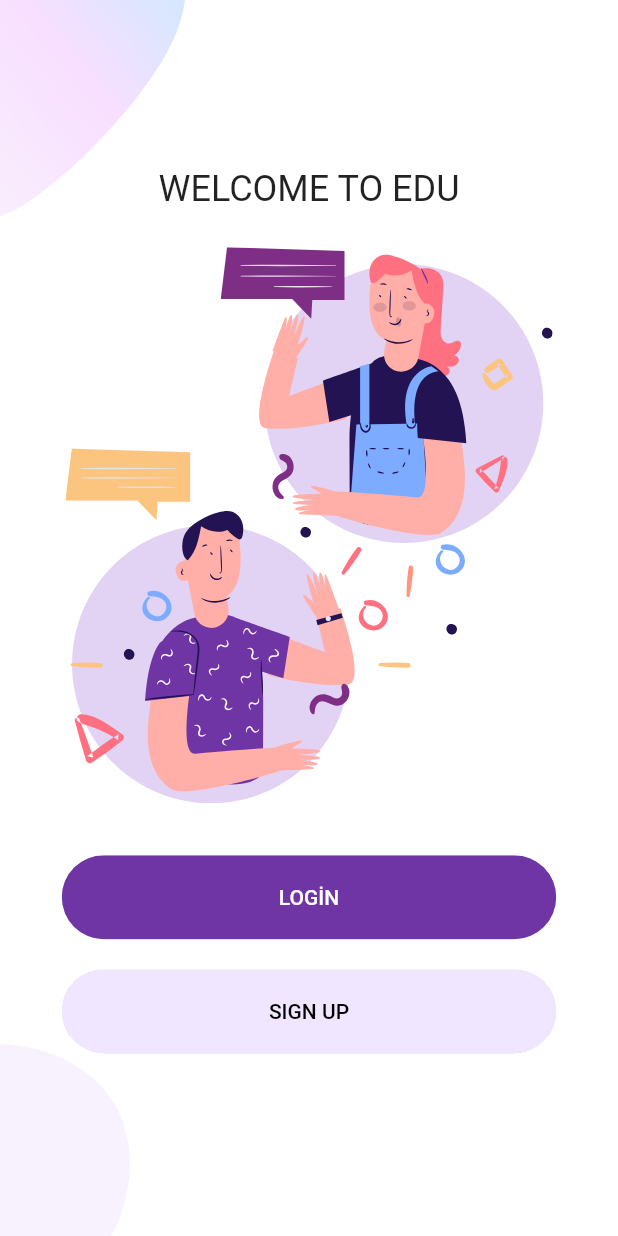
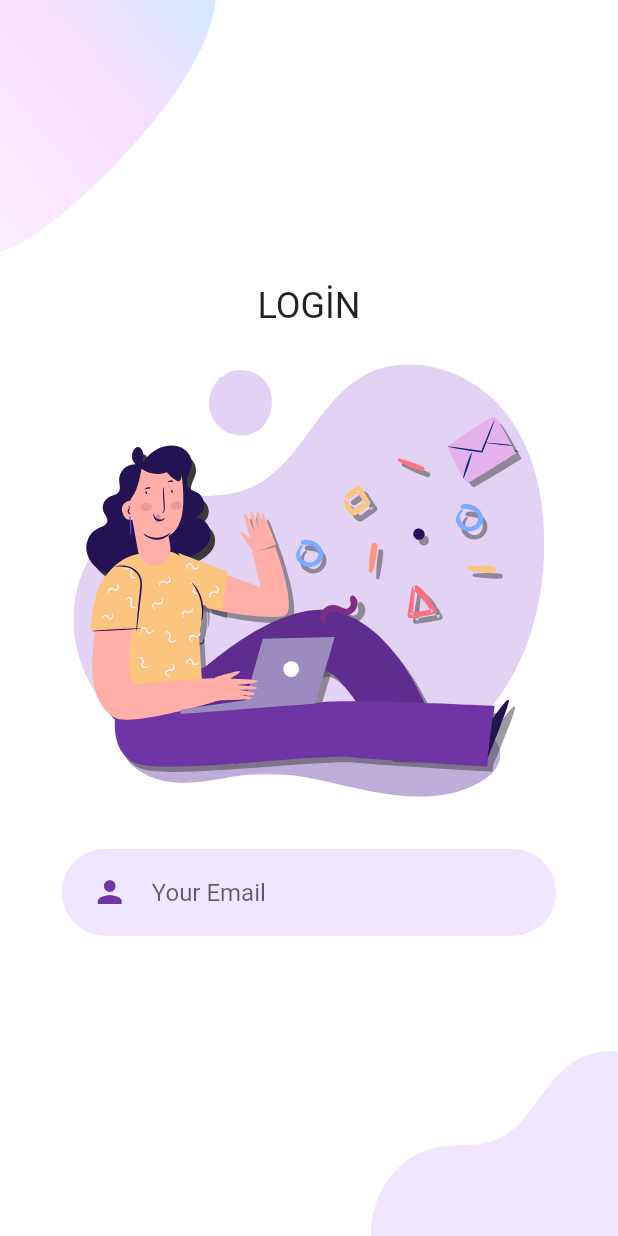
Before and after one commit to fadilbasaran/login_page_flutter, a Flutter app: the screen it shows after launch, after a tap on "LOGİN", on a phone screen of 412 x 824 dp. Run offline on Flutter 3.47's test engine with Material 2 defaults, Android fonts, the phone set to English and light mode, and no system bars; our stand-ins replace flutter_svg.

Commit message:
login page kaldım custom textfield yapıldı.

```diff
--- a/lib/constants/path_constants.dart
+++ b/lib/constants/path_constants.dart
@@ -4,13 +4,13 @@ import 'package:flutter_svg/flutter_svg.dart';
 class ImagePath {
   Image imageAsset({String? imageName, double? width}) => Image.asset(
         'assets/images/$imageName.png',
-        width: width ?? 0.3,
+        width: width,
       );
 }
 
 class SvgPath {
   SvgPicture svgPath({String? svgName, double? heigth}) => SvgPicture.asset(
         'assets/icons/$svgName.svg',
-        height: heigth ?? 0.4,
+        height: heigth,
       );
 }
--- /dev/null
+++ b/lib/view/login/widgets/background.dart
@@ -0,0 +1,37 @@
+import 'package:flutter/material.dart';
+
+import '../../../constants/path_constants.dart';
+
+class Background extends StatelessWidget {
+  final Widget child;
+  const Background({
+    super.key,
+    required this.child,
+  });
+
+  @override
+  Widget build(BuildContext context) {
+    Size size = MediaQuery.of(context).size;
+
+    return SizedBox(
+      width: double.infinity,
+      height: size.height,
+      child: Stack(
+        alignment: Alignment.center,
+        children: [
+          Positioned(
+              top: 0,
+              left: 0,
+              child: ImagePath()
+                  .imageAsset(imageName: 'main_top', width: size.width * 0.35)),
+          Positioned(
+              bottom: 0,
+              right: 0,
+              child: ImagePath().imageAsset(
+                  imageName: 'login_bottom', width: size.width * 0.4)),
+          child,
+        ],
+      ),
+    );
+  }
+}
--- /dev/null
+++ b/lib/view/login/widgets/body.dart
@@ -0,0 +1,34 @@
+import 'package:flutter/material.dart';
+import 'package:login_page/view/login/widgets/background.dart';
+import '../../../constants/path_constants.dart';
+import '../../../widgets/rounded_input_textfield.dart';
+
+class Body extends StatelessWidget {
+  const Body({
+    super.key,
+  });
+
+  @override
+  Widget build(BuildContext context) {
+    Size size = MediaQuery.of(context).size;
+    return Background(
+      child: Column(
+        mainAxisAlignment: MainAxisAlignment.center,
+        children: [
+          Text('LOGİN', style: Theme.of(context).textTheme.headlineSmall),
+          SizedBox(
+            height: size.height * 0.03,
+          ),
+          SvgPath().svgPath(svgName: 'login', heigth: size.height * 0.35),
+          SizedBox(
+            height: size.height * 0.03,
+          ),
+          RoundedInputFileld(
+            hintText: 'Your Email',
+            onChanged: (value) {},
+          )
+        ],
+      ),
+    );
+  }
+}
--- /dev/null
+++ b/lib/view/login/widgets/text_field_container.dart
@@ -0,0 +1,25 @@
+import 'package:flutter/material.dart';
+
+import '../../../constants/app_constants.dart';
+
+class TextFieldContainer extends StatelessWidget {
+  final Widget child;
+  const TextFieldContainer({
+    super.key,
+    required this.child,
+  });
+
+  @override
+  Widget build(BuildContext context) {
+    Size size = MediaQuery.of(context).size;
+
+    return Container(
+      margin: const EdgeInsets.symmetric(vertical: 10),
+      padding: const EdgeInsets.symmetric(horizontal: 20, vertical: 5),
+      width: size.width * 0.8,
+      decoration: BoxDecoration(
+          color: kPrimaryLightColor, borderRadius: BorderRadius.circular(29)),
+      child: child,
+    );
+  }
+}
--- a/lib/view/welcome/widgets/body.dart
+++ b/lib/view/welcome/widgets/body.dart
@@ -1,6 +1,7 @@
 import 'package:flutter/material.dart';
 import 'package:login_page/constants/app_constants.dart';
 import 'package:login_page/constants/path_constants.dart';
+import 'package:login_page/widgets/login_view.dart';
 
 import '../../../widgets/rounded_button.dart';
 import 'background.dart';
@@ -29,7 +30,10 @@ class Body extends StatelessWidget {
             ),
             RoundedButton(
               text: 'LOGİN',
-              press: () {},
+              press: () {
+                Navigator.push(context,
+                    MaterialPageRoute(builder: (context) => const LoginView()));
+              },
             ),
             RoundedButton(
               text: 'SIGN UP',
--- /dev/null
+++ b/lib/widgets/login_view.dart
@@ -0,0 +1,13 @@
+import 'package:flutter/material.dart';
+import 'package:login_page/view/login/widgets/body.dart';
+
+class LoginView extends StatelessWidget {
+  const LoginView({super.key});
+
+  @override
+  Widget build(BuildContext context) {
+    return const Scaffold(
+      body: Body(),
+    );
+  }
+}
--- a/lib/widgets/rounded_button.dart
+++ b/lib/widgets/rounded_button.dart
@@ -18,7 +18,7 @@ class RoundedButton extends StatelessWidget {
   Widget build(BuildContext context) {
     Size size = MediaQuery.of(context).size;
     return Container(
-      margin: EdgeInsets.symmetric(vertical: 10),
+      margin:const  EdgeInsets.symmetric(vertical: 10),
       width: size.width * 0.8,
       child: ClipRRect(
         borderRadius: BorderRadius.circular(29),
--- /dev/null
+++ b/lib/widgets/rounded_input_textfield.dart
@@ -0,0 +1,32 @@
+import 'package:flutter/material.dart';
+
+import '../constants/app_constants.dart';
+import '../view/login/widgets/text_field_container.dart';
+
+class RoundedInputFileld extends StatelessWidget {
+  final String hintText;
+  final IconData icon;
+  final ValueChanged<String>? onChanged;
+  const RoundedInputFileld({
+    super.key,
+    required this.hintText,
+    this.icon = Icons.person,
+    this.onChanged,
+  });
+
+  @override
+  Widget build(BuildContext context) {
+    return TextFieldContainer(
+      child: TextField(
+        onChanged: onChanged,
+        decoration: InputDecoration(
+            border: InputBorder.none,
+            hintText: hintText,
+            icon: Icon(
+              icon,
+              color: kPrimaryColor,
+            )),
+      ),
+    );
+  }
+}
```
